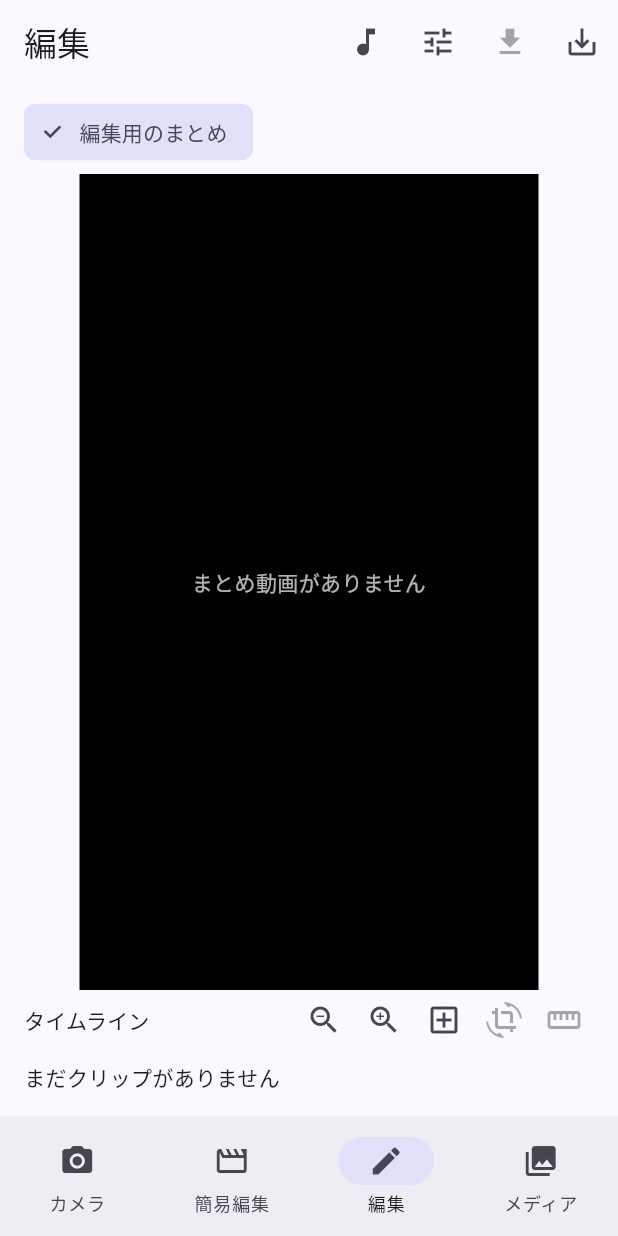
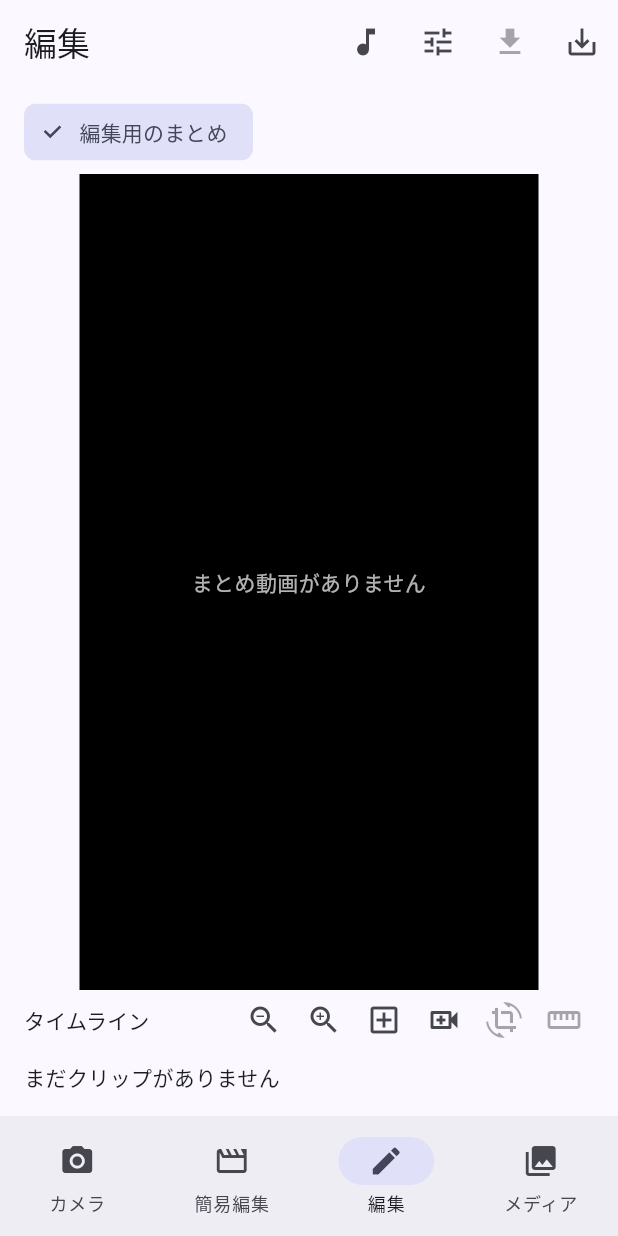
Before and after one commit to toshitoshi-creator/toshi_vlog, a Flutter app: the screen it shows after launch, item 3 of the bottom bar chosen, on a phone screen of 412 x 824 dp. Run offline on Flutter 3.47's test engine with Material 3 defaults, Android fonts, the phone set to English and light mode, and no system bars; our stand-ins replace audioplayers, camera, file_picker, flutter_colorpicker, google_mobile_ads, image_picker and 2 more; missing offline and left inert: ffmpeg_kit_flutter_new, gal.

Commit message:
Let 編集 tab add clips straight from the camera roll
New camera-roll icon on the timeline toolbar next to テキスト追加,
picking a video via image_picker and adding it through the same
HighlightReel.addClip trim/persist path a freshly recorded clip uses.

```diff
--- a/lib/widgets/video_editor_timeline.dart
+++ b/lib/widgets/video_editor_timeline.dart
@@ -29,6 +29,7 @@ class VideoEditorTimeline extends StatefulWidget {
     required this.onTapCaption,
     required this.onCommitCaptionTiming,
     required this.onAddText,
+    required this.onAddClip,
     required this.onEditFraming,
     required this.onEditClipTiming,
     required this.onDeselectAll,
@@ -66,6 +67,11 @@ class VideoEditorTimeline extends StatefulWidget {
   final void Function(TextOverlay overlay, double newStart, double newEnd)
   onCommitCaptionTiming;
   final VoidCallback onAddText;
+
+  /// Fired by the toolbar's camera-roll icon — lets the user append a new
+  /// clip picked from the photo library, alongside whatever's already on
+  /// the timeline.
+  final VoidCallback onAddClip;
 
   /// Opens the 画角編集 (framing) screen for the clip at this index —
   /// fired by the toolbar's crop/rotate icon, enabled only when a clip is
@@ -585,6 +591,12 @@ class _VideoEditorTimelineState extends State<VideoEditorTimeline> {
                 visualDensity: VisualDensity.compact,
               ),
               IconButton(
+                icon: const Icon(Icons.video_call_outlined),
+                tooltip: 'カメラロールから追加',
+                onPressed: widget.onAddClip,
+                visualDensity: VisualDensity.compact,
+              ),
+              IconButton(
                 icon: const Icon(Icons.crop_rotate),
                 tooltip: '画角編集',
                 onPressed: _selectedClipIndex == null
```
Also changed, not shown: lib/screens/edit_screen.dart (+12 -0 lines).
